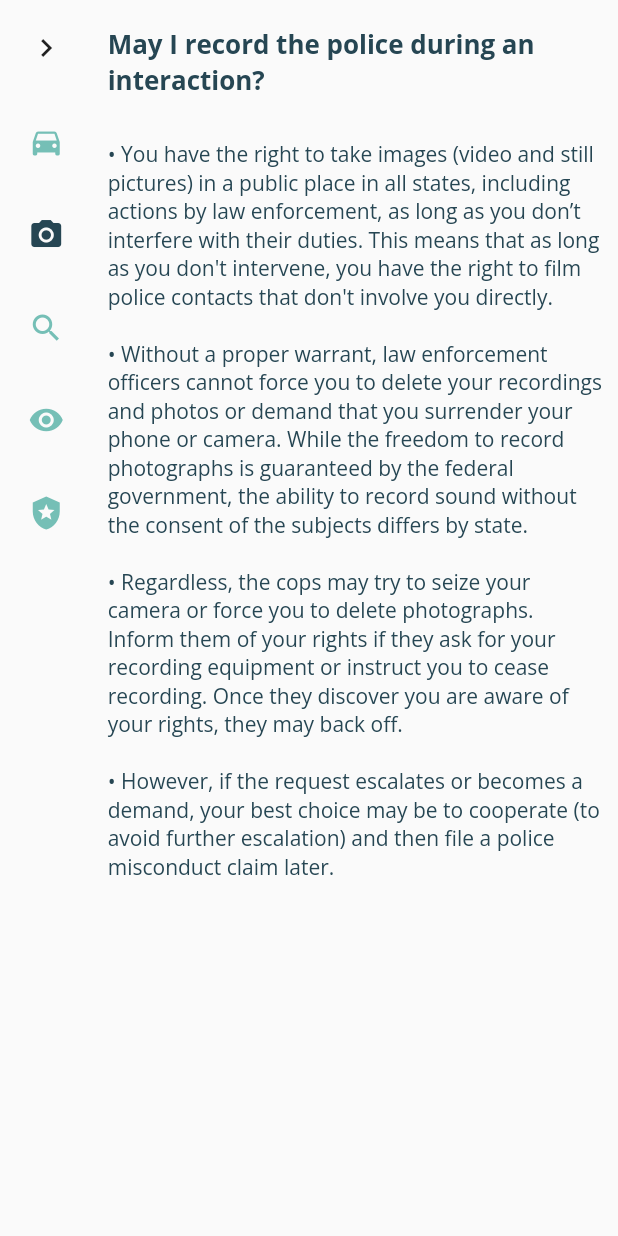
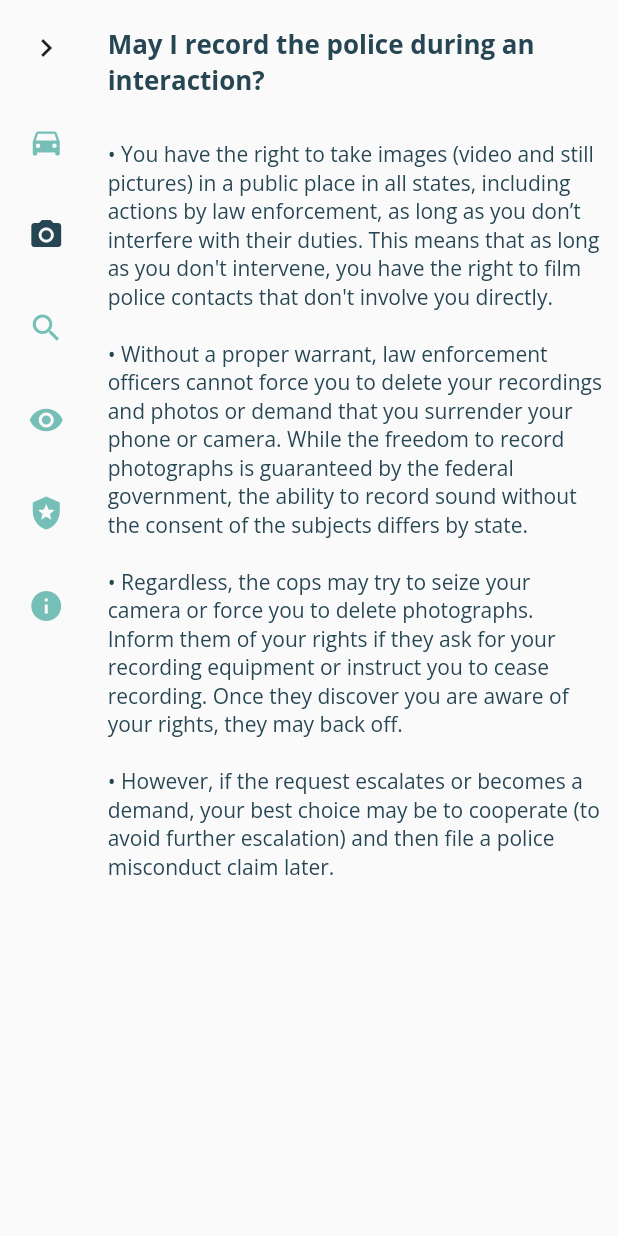
Before and after one commit to RhinoInani/Legal_Nest_App, a Flutter app: the RightsPage screen opened directly, after a tap on "Record Events", on a phone screen of 412 x 824 dp. Run offline on Flutter 3.47's test engine with Material 2 defaults, Android fonts, the phone set to English and light mode, and no system bars; our stand-ins replace camera, cloud_firestore, firebase_auth, firebase_core, firebase_storage, google_fonts and 2 more; missing offline and left inert: bottom_bar; accounts and stored records are empty.

Commit message:
Overall update

```diff
--- a/lib/account/account.dart
+++ b/lib/account/account.dart
@@ -1,9 +1,9 @@
 import 'package:flutter/material.dart';
 import 'package:legal_nest/account/components/accountsCard.dart';
 import 'package:legal_nest/account/screens/previousPosts.dart';
+import 'package:legal_nest/backend/user.dart';
 import 'package:legal_nest/components/header.dart';
 import 'package:legal_nest/signIn/signInScreen.dart';
-import 'package:legal_nest/user.dart';
 
 class AccountPage extends StatelessWidget {
   const AccountPage({Key? key}) : super(key: key);
--- a/lib/backend.dart
+++ b/lib/backend/backend.dart
@@ -1,4 +1,4 @@
-import 'package:legal_nest/user.dart';
+import 'package:legal_nest/backend/user.dart';
 
 Future<void> readData(int count) async {
   int counter = count;
--- a/lib/components/header.dart
+++ b/lib/components/header.dart
@@ -1,6 +1,6 @@
 import 'package:flutter/material.dart';
 
-import '../constants.dart';
+import '../backend/constants.dart';
 
 class Header extends StatelessWidget {
   const Header({Key? key, required this.text}) : super(key: key);
--- a/lib/holder.dart
+++ b/lib/holder.dart
@@ -1,8 +1,8 @@
 import 'package:bottom_bar/bottom_bar.dart';
 import 'package:flutter/material.dart';
 import 'package:legal_nest/account/account.dart';
+import 'package:legal_nest/backend/constants.dart';
 import 'package:legal_nest/camera/camera.dart';
-import 'package:legal_nest/constants.dart';
 import 'package:legal_nest/home/home.dart';
 import 'package:legal_nest/newPosts/newPosts.dart';
 import 'package:legal_nest/rights/rights.dart';
--- a/lib/home/components/posts.dart
+++ b/lib/home/components/posts.dart
@@ -4,7 +4,7 @@ import 'package:legal_nest/signIn/components/signInButton.dart';
 import 'package:url_launcher/url_launcher.dart';
 import 'package:video_player/video_player.dart';
 
-import '../../constants.dart';
+import '../../backend/constants.dart';
 
 class Post extends StatefulWidget {
   Post({
--- a/lib/home/home.dart
+++ b/lib/home/home.dart
@@ -1,8 +1,8 @@
 import 'package:flutter/material.dart';
-import 'package:legal_nest/constants.dart';
+import 'package:legal_nest/backend/constants.dart';
 
-import '../backend.dart';
-import '../user.dart';
+import '../backend/backend.dart';
+import '../backend/user.dart';
 import 'components/posts.dart';
 
 class HomePage extends StatefulWidget {
--- a/lib/main.dart
+++ b/lib/main.dart
@@ -3,7 +3,7 @@ import 'package:firebase_core/firebase_core.dart';
 import 'package:flutter/material.dart';
 import 'package:flutter/services.dart';
 import 'package:google_fonts/google_fonts.dart';
-import 'package:legal_nest/constants.dart';
+import 'package:legal_nest/backend/constants.dart';
 import 'package:legal_nest/signIn/signInScreen.dart';
 
 import 'camera/camera.dart';
--- a/lib/newPosts/newPosts.dart
+++ b/lib/newPosts/newPosts.dart
@@ -5,12 +5,12 @@ import 'package:flutter/material.dart';
 import 'package:flutter/services.dart';
 import 'package:image_picker/image_picker.dart';
 import 'package:intl/intl.dart';
-import 'package:legal_nest/constants.dart';
+import 'package:legal_nest/backend/constants.dart';
 import 'package:legal_nest/signIn/components/signInButton.dart';
 import 'package:legal_nest/signIn/components/signInTextField.dart';
 
-import '../backend.dart';
-import '../user.dart';
+import '../backend/backend.dart';
+import '../backend/user.dart';
 
 class NewPostPage extends StatefulWidget {
   NewPostPage({Key? key}) : super(key: key);
--- a/lib/rights/rights.dart
+++ b/lib/rights/rights.dart
@@ -1,7 +1,8 @@
 import 'dart:math';
 
 import 'package:flutter/material.dart';
-import 'package:legal_nest/constants.dart';
+import 'package:legal_nest/backend/constants.dart';
+import 'package:url_launcher/url_launcher.dart';
 
 import 'components/boldText.dart';
 
@@ -19,6 +20,17 @@ class _RightsPageState extends State<RightsPage> {
   PageController _pageController = PageController();
   String testRight = "\b "
       "\n\bYou do not have to consent to a search of yourself or your belongings";
+
+  Future<void> _launchInBrowser(String url) async {
+    if (await canLaunch(url)) {
+      await launch(url,
+          forceSafariVC: true,
+          forceWebView: false,
+          headers: <String, String>{'header key': 'header value'});
+    } else {
+      throw 'Could not launch $url';
+    }
+  }
 
   @override
   Widget build(BuildContext context) {
@@ -77,6 +89,11 @@ class _RightsPageState extends State<RightsPage> {
                 icon: Icon(Icons.local_police),
                 selectedIcon: Icon(Icons.local_police),
                 label: Text('Arrested'),
+              ),
+              NavigationRailDestination(
+                icon: Icon(Icons.info),
+                selectedIcon: Icon(Icons.info),
+                label: Text('More Info'),
               ),
             ],
             selectedIconTheme: IconThemeData(color: kPrimaryDark),
@@ -196,6 +213,42 @@ class _RightsPageState extends State<RightsPage> {
                     ],
                   ),
                 ),
+                SingleChildScrollView(
+                  padding: EdgeInsets.all(10),
+                  child: Column(
+                    children: [
+                      BoldText(text: "More Info"),
+                      GestureDetector(
+                        child: Text(
+                          "ACLU",
+                          style: TextStyle(
+                            color: kPrimaryLight,
+                            fontSize: size.height * 0.02,
+                            decoration: TextDecoration.underline,
+                          ),
+                        ),
+                        onTap: () {
+                          _launchInBrowser(
+                              "https://www.aclu.org/know-your-rights/stopped-by-police/");
+                        },
+                      ),
+                      GestureDetector(
+                        child: Text(
+                          "Rocket Lawyer",
+                          style: TextStyle(
+                            color: kPrimaryLight,
+                            fontSize: size.height * 0.02,
+                            decoration: TextDecoration.underline,
+                          ),
+                        ),
+                        onTap: () {
+                          _launchInBrowser(
+                              "https://www.rocketlawyer.com/blog/police-stops-know-your-rights-when-pulled-over-or-questioned-927132");
+                        },
+                      )
+                    ],
+                  ),
+                ),
               ],
               onPageChanged: (index) {
                 setState(() => selectedIndex = index);
--- a/lib/signIn/components/signInTextField.dart
+++ b/lib/signIn/components/signInTextField.dart
@@ -1,5 +1,5 @@
 import 'package:flutter/material.dart';
-import 'package:legal_nest/constants.dart';
+import 'package:legal_nest/backend/constants.dart';
 
 class CustomTextField extends StatelessWidget {
   const CustomTextField({
--- a/lib/signIn/signInScreen.dart
+++ b/lib/signIn/signInScreen.dart
@@ -2,12 +2,12 @@ import 'dart:async';
 
 import 'package:firebase_auth/firebase_auth.dart';
 import 'package:flutter/material.dart';
-import 'package:legal_nest/backend.dart';
-import 'package:legal_nest/constants.dart';
+import 'package:legal_nest/backend/backend.dart';
+import 'package:legal_nest/backend/constants.dart';
 import 'package:legal_nest/holder.dart';
 import 'package:url_launcher/url_launcher.dart';
 
-import '../user.dart';
+import '../backend/user.dart';
 import 'components/signInButton.dart';
 import 'components/signInTextField.dart';
 
```
Also changed, not shown: lib/backend/constants.dart (renamed from lib/constants.dart), lib/backend/user.dart (renamed from lib/user.dart).
